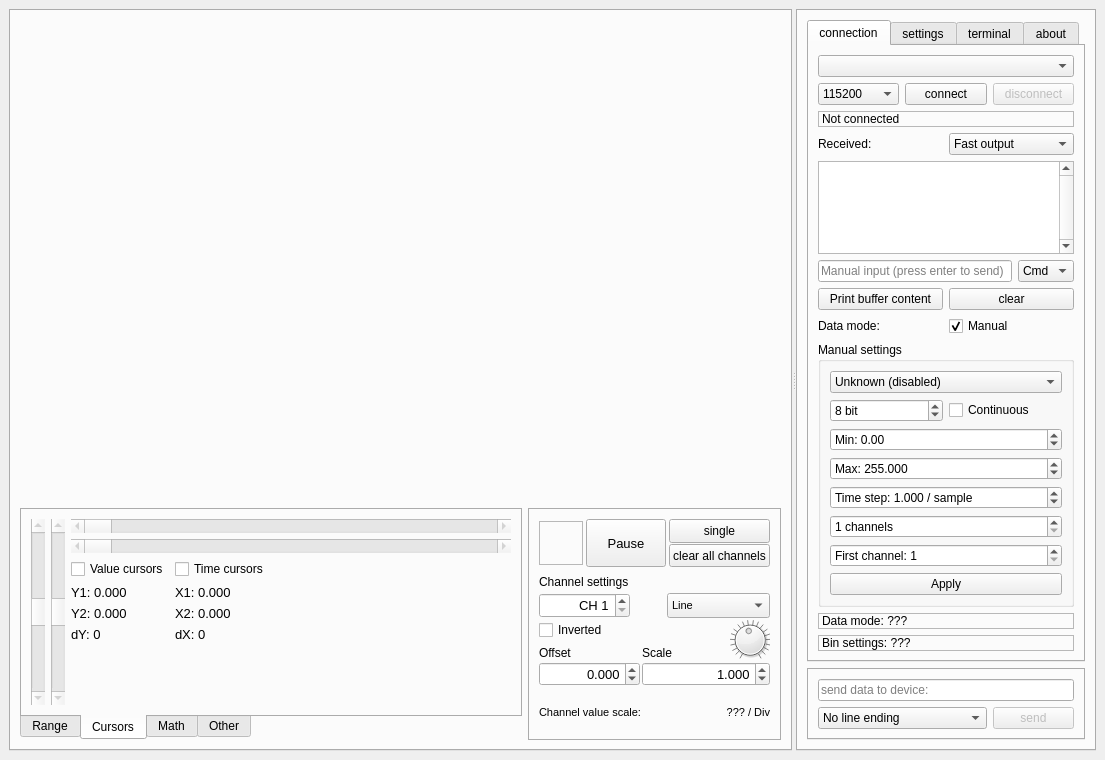
First picture: the form in mainwindow.ui, repository jirimaier/DataPlotter, before the edit.
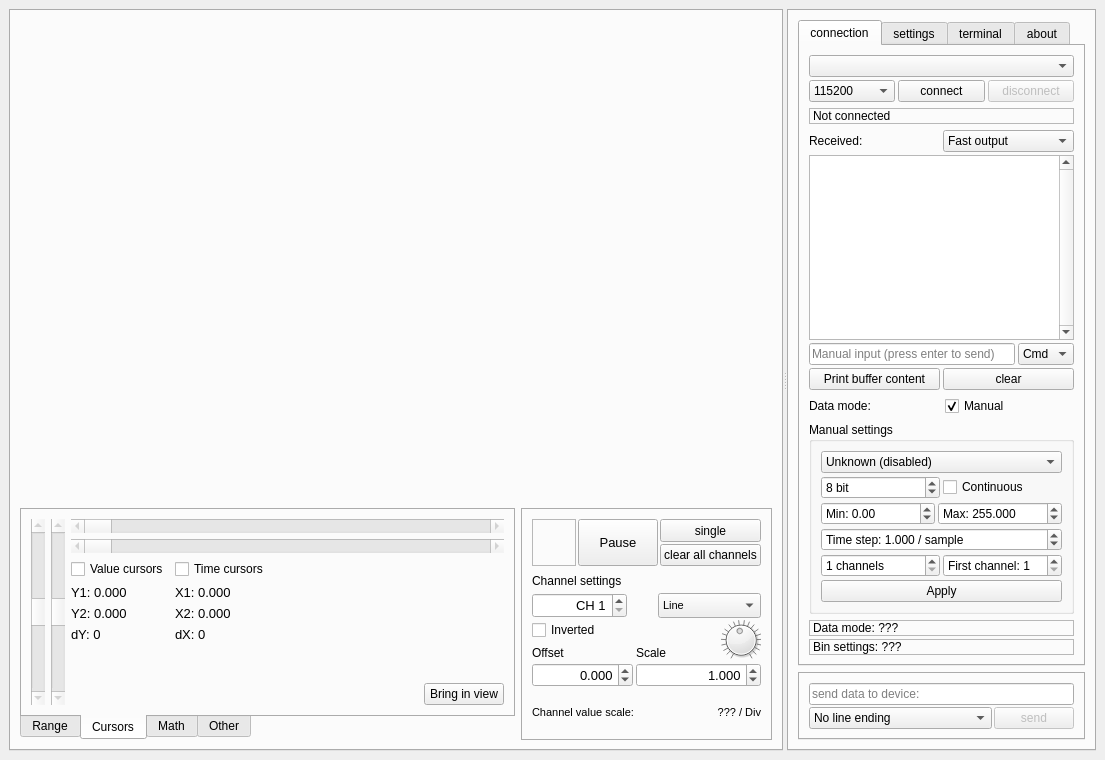
Second picture: the form after the edit. The open tabs and pages were chosen to show the change. Icons and pictures are not drawn. Custom widgets are drawn as their Qt base class.

What changed in the file:
```diff
--- a/mainwindow.ui
+++ b/mainwindow.ui
@@ -863,7 +863,7 @@
               <attribute name="title">
                <string>Cursors</string>
               </attribute>
-              <layout class="QHBoxLayout" name="horizontalLayout_4" stretch="0,1">
+              <layout class="QHBoxLayout" name="horizontalLayout_21">
                <item>
                 <layout class="QHBoxLayout" name="horizontalLayout_22">
                  <item>
@@ -937,7 +937,7 @@
                 </layout>
                </item>
                <item>
-                <layout class="QVBoxLayout" name="verticalLayout_24">
+                <layout class="QVBoxLayout" name="verticalLayout_29">
                  <item>
                   <layout class="QVBoxLayout" name="verticalLayout_23">
                    <item>
@@ -999,7 +999,7 @@
                   </layout>
                  </item>
                  <item>
-                  <layout class="QHBoxLayout" name="horizontalLayout_21">
+                  <layout class="QHBoxLayout" name="horizontalLayout_4">
                    <item>
                     <layout class="QVBoxLayout" name="verticalLayout_21">
                      <item>
@@ -1127,12 +1127,36 @@
                      </property>
                      <property name="sizeHint" stdset="0">
                       <size>
-                       <width>40</width>
+                       <width>156</width>
                        <height>20</height>
                       </size>
                      </property>
                     </spacer>
                    </item>
+                   <item>
+                    <layout class="QVBoxLayout" name="verticalLayout_24">
+                     <item>
+                      <spacer name="verticalSpacer_11">
+                       <property name="orientation">
+                        <enum>Qt::Vertical</enum>
+                       </property>
+                       <property name="sizeHint" stdset="0">
+                        <size>
+                         <width>20</width>
+                         <height>40</height>
+                        </size>
+                       </property>
+                      </spacer>
+                     </item>
+                     <item>
+                      <widget class="QPushButton" name="pushButtonCursorToView">
+                       <property name="text">
+                        <string>Bring in view</string>
+                       </property>
+                      </widget>
+                     </item>
+                    </layout>
+                   </item>
                   </layout>
                  </item>
                 </layout>
@@ -1946,47 +1970,14 @@
                 <number>2</number>
                </property>
                <item>
-                <layout class="QGridLayout" name="gridLayout_11">
-                 <property name="horizontalSpacing">
-                  <number>3</number>
+                <layout class="QHBoxLayout" name="horizontalLayout_33">
+                 <property name="spacing">
+                  <number>2</number>
                  </property>
-                 <property name="verticalSpacing">
-                  <number>1</number>
-                 </property>
-                 <item row="0" column="1" rowspan="2">
-                  <widget class="QPushButton" name="pushButtonPause">
-                   <property name="sizePolicy">
-                    <sizepolicy hsizetype="Preferred" vsizetype="Preferred">
-                     <horstretch>0</horstretch>
-                     <verstretch>0</verstretch>
-                    </sizepolicy>
-                   </property>
-                   <property name="minimumSize">
-                    <size>
-                     <width>0</width>
-                     <height>0</height>
-                    </size>
-                   </property>
-                   <property name="maximumSize">
-                    <size>
-                     <width>16777215</width>
-                     <height>16777215</height>
-                    </size>
-                   </property>
-                   <property name="font">
-                    <font>
-                     <pointsize>10</pointsize>
-                    </font>
-                   </property>
-                   <property name="text">
-                    <string>Pause</string>
-                   </property>
-                  </widget>
-                 </item>
-                 <item row="0" column="0" rowspan="2">
+                 <item>
                   <widget class="QLabel" name="labelPauseResume">
                    <property name="sizePolicy">
-                    <sizepolicy hsizetype="Fixed" vsizetype="Fixed">
+                    <sizepolicy hsizetype="Preferred" vsizetype="Preferred">
                      <horstretch>0</horstretch>
                      <verstretch>0</verstretch>
                     </sizepolicy>
@@ -1999,8 +1990,8 @@
                    </property>
                    <property name="maximumSize">
                     <size>
-                     <width>44</width>
-                     <height>44</height>
+                     <width>16777215</width>
+                     <height>16777215</height>
                     </size>
                    </property>
                    <property name="frameShape">
@@ -2023,7 +2014,67 @@
                    </property>
                   </widget>
                  </item>
-                 <item row="1" column="2">
+                 <item>
+                  <widget class="QPushButton" name="pushButtonPause">
+                   <property name="sizePolicy">
+                    <sizepolicy hsizetype="Preferred" vsizetype="Preferred">
+                     <horstretch>0</horstretch>
+                     <verstretch>0</verstretch>
+                    </sizepolicy>
+                   </property>
+                   <property name="minimumSize">
+                    <size>
+                     <width>0</width>
+                     <height>0</height>
+                    </size>
+                   </property>
+                   <property name="maximumSize">
+                    <size>
+                     <width>16777215</width>
+                     <height>16777215</height>
+                    </size>
+                   </property>
+                   <property name="font">
+                    <font>
+                     <pointsize>10</pointsize>
+                    </font>
+                   </property>
+                   <property name="text">
+                    <string>Pause</string>
+                   </property>
+                  </widget>
+                 </item>
+                 <item>
+                  <layout class="QVBoxLayout" name="verticalLayout_30">
+                   <property name="spacing">
+                    <number>2</number>
+                   </property>
+                   <item>
+                    <widget class="QPushButton" name="pushButtonSingleTriger">
+                     <property name="sizePolicy">
+                      <sizepolicy hsizetype="Preferred" vsizetype="Preferred">
+                       <horstretch>0</horstretch>
+                       <verstretch>0</verstretch>
+                      </sizepolicy>
+                     </property>
+                     <property name="minimumSize">
+                      <size>
+                       <width>0</width>
+                       <height>0</height>
+                      </size>
+                     </property>
+                     <property name="maximumSize">
+                      <size>
+                       <width>16777215</width>
+                       <height>16777215</height>
+                      </size>
+                     </property>
+                     <property name="text">
+                      <string>single</string>
+                     </property>
+                    </widget>
+                   </item>
+                   <item>
                   <widget class="QPushButton" name="pushButtonClearChannels">
                    <property name="sizePolicy">
                     <sizepolicy hsizetype="Expanding" vsizetype="Preferred">
@@ -2048,30 +2099,7 @@
                    </property>
                   </widget>
                  </item>
-                 <item row="0" column="2">
-                  <widget class="QPushButton" name="pushButtonSingleTriger">
-                   <property name="sizePolicy">
-                    <sizepolicy hsizetype="Preferred" vsizetype="Preferred">
-                     <horstretch>0</horstretch>
-                     <verstretch>0</verstretch>
-                    </sizepolicy>
-                   </property>
-                   <property name="minimumSize">
-                    <size>
-                     <width>0</width>
-                     <height>0</height>
-                    </size>
-                   </property>
-                   <property name="maximumSize">
-                    <size>
-                     <width>16777215</width>
-                     <height>16777215</height>
-                    </size>
-                   </property>
-                   <property name="text">
-                    <string>single</string>
-                   </property>
-                  </widget>
+                  </layout>
                  </item>
                 </layout>
                </item>
@@ -2094,7 +2122,7 @@
                <item>
                 <layout class="QGridLayout" name="gridLayout_5">
                  <property name="horizontalSpacing">
-                  <number>6</number>
+                  <number>3</number>
                  </property>
                  <property name="verticalSpacing">
                   <number>1</number>
@@ -2162,6 +2190,12 @@
                  </item>
                  <item row="1" column="1">
                   <widget class="QPushButton" name="pushButtonChannelColor">
+                   <property name="sizePolicy">
+                    <sizepolicy hsizetype="Fixed" vsizetype="Fixed">
+                     <horstretch>0</horstretch>
+                     <verstretch>0</verstretch>
+                    </sizepolicy>
+                   </property>
                    <property name="minimumSize">
                     <size>
                      <width>25</width>
@@ -2239,6 +2273,9 @@
                </item>
                <item>
                 <layout class="QHBoxLayout" name="horizontalLayout_11" stretch="0,1">
+                 <property name="spacing">
+                  <number>3</number>
+                 </property>
                  <item>
                   <layout class="QVBoxLayout" name="verticalLayout_27">
                    <item>
@@ -2311,6 +2348,9 @@
                  </item>
                  <item>
                   <layout class="QGridLayout" name="gridLayout_10">
+                   <property name="spacing">
+                    <number>3</number>
+                   </property>
                    <item row="0" column="1">
                     <widget class="myDial" name="dialChScale">
                      <property name="enabled">
@@ -2505,9 +2545,12 @@
             <attribute name="title">
              <string>connection</string>
             </attribute>
-            <layout class="QVBoxLayout" name="verticalLayout_11">
+            <layout class="QVBoxLayout" name="verticalLayout_28">
              <item>
               <layout class="QGridLayout" name="gridLayout">
+               <property name="spacing">
+                <number>3</number>
+               </property>
                <item row="0" column="0" colspan="3">
                 <widget class="QComboBox" name="comboBoxCom">
                  <property name="sizePolicy">
@@ -2548,6 +2591,18 @@
                  <property name="text">
                   <string>connect</string>
                  </property>
+                 <property name="checkable">
+                  <bool>false</bool>
+                 </property>
+                 <property name="checked">
+                  <bool>false</bool>
+                 </property>
+                 <property name="default">
+                  <bool>false</bool>
+                 </property>
+                 <property name="flat">
+                  <bool>false</bool>
+                 </property>
                 </widget>
                </item>
                <item row="1" column="0">
@@ -2634,6 +2689,9 @@
              </item>
              <item>
               <layout class="QVBoxLayout" name="verticalLayout_18">
+               <property name="spacing">
+                <number>3</number>
+               </property>
                <item>
                 <layout class="QHBoxLayout" name="horizontalLayout_5">
                  <item>
@@ -2705,6 +2763,9 @@
                </item>
                <item>
                 <layout class="QHBoxLayout" name="horizontalLayout_10" stretch="1,0">
+                 <property name="spacing">
+                  <number>3</number>
+                 </property>
                  <item>
                   <widget class="QLineEdit" name="lineEditManualInput">
                    <property name="placeholderText">
@@ -2730,6 +2791,9 @@
                </item>
                <item>
                 <layout class="QHBoxLayout" name="horizontalLayout_18">
+                 <property name="spacing">
+                  <number>3</number>
+                 </property>
                  <item>
                   <widget class="QPushButton" name="pushButtonPrintBuffer">
                    <property name="text">
@@ -2791,6 +2855,9 @@
                 <string>Manual settings</string>
                </property>
                <layout class="QVBoxLayout" name="verticalLayout_19">
+                <property name="spacing">
+                 <number>3</number>
+                </property>
                 <item>
                  <widget class="QComboBox" name="comboBoxDataMode">
                   <item>
@@ -2870,6 +2937,8 @@
                  </layout>
                 </item>
                 <item>
+                 <layout class="QHBoxLayout" name="horizontalLayout_31">
+                  <item>
                  <widget class="QDoubleSpinBox" name="doubleSpinBoxBinaryDataMin">
                   <property name="enabled">
                    <bool>true</bool>
@@ -2926,6 +2995,8 @@
                   </property>
                  </widget>
                 </item>
+                 </layout>
+                </item>
                 <item>
                  <widget class="QDoubleSpinBox" name="doubleSpinBoxBinaryTimestep">
                   <property name="enabled">
@@ -2955,6 +3026,8 @@
                  </widget>
                 </item>
                 <item>
+                 <layout class="QHBoxLayout" name="horizontalLayout_32">
+                  <item>
                  <widget class="QSpinBox" name="spinBoxBinaryDataNumCh">
                   <property name="enabled">
                    <bool>true</bool>
@@ -2998,6 +3071,8 @@
                   </property>
                  </widget>
                 </item>
+                 </layout>
+                </item>
                 <item>
                  <widget class="QPushButton" name="pushButtonDataModeApply">
                   <property name="text">
@@ -3009,6 +3084,11 @@
               </widget>
              </item>
              <item>
+              <layout class="QVBoxLayout" name="verticalLayout_11">
+               <property name="spacing">
+                <number>3</number>
+               </property>
+               <item>
               <widget class="QLabel" name="labelDataMode">
                <property name="frameShape">
                 <enum>QFrame::StyledPanel</enum>
@@ -3029,6 +3109,8 @@
               </widget>
              </item>
             </layout>
+             </item>
+            </layout>
            </widget>
            <widget class="QWidget" name="tab_8">
             <attribute name="title">
@@ -3395,17 +3477,41 @@
             <attribute name="title">
              <string>Tab 1</string>
             </attribute>
+            <layout class="QVBoxLayout" name="verticalLayout_31">
+             <item>
             <layout class="QVBoxLayout" name="verticalLayout_12">
+               <property name="spacing">
+                <number>2</number>
+               </property>
              <item>
-              <layout class="QGridLayout" name="gridLayout_4">
-               <item row="2" column="0" colspan="2">
+                <widget class="QLineEdit" name="lineEditCommand">
+                 <property name="enabled">
+                  <bool>true</bool>
+                 </property>
+                 <property name="placeholderText">
+                  <string>send data to device:</string>
+                 </property>
+                </widget>
+               </item>
+               <item>
+                <layout class="QHBoxLayout" name="horizontalLayout_34" stretch="1,0">
+                 <property name="spacing">
+                  <number>2</number>
+                 </property>
+                 <item>
                 <widget class="QComboBox" name="comboBoxLineEnding">
                  <property name="enabled">
                   <bool>true</bool>
                  </property>
+                   <property name="sizePolicy">
+                    <sizepolicy hsizetype="Preferred" vsizetype="Preferred">
+                     <horstretch>0</horstretch>
+                     <verstretch>0</verstretch>
+                    </sizepolicy>
+                   </property>
                  <property name="minimumSize">
                   <size>
-                   <width>80</width>
+                     <width>0</width>
                    <height>0</height>
                   </size>
                  </property>
@@ -3431,25 +3537,23 @@
                  </item>
                 </widget>
                </item>
-               <item row="2" column="2">
+                 <item>
                 <widget class="QPushButton" name="pushButtonSendCommand">
                  <property name="enabled">
                   <bool>false</bool>
                  </property>
+                   <property name="sizePolicy">
+                    <sizepolicy hsizetype="Preferred" vsizetype="Preferred">
+                     <horstretch>0</horstretch>
+                     <verstretch>0</verstretch>
+                    </sizepolicy>
+                   </property>
                  <property name="text">
                   <string>send</string>
                  </property>
                 </widget>
                </item>
-               <item row="0" column="0" colspan="3">
-                <widget class="QLineEdit" name="lineEditCommand">
-                 <property name="enabled">
-                  <bool>true</bool>
-                 </property>
-                 <property name="placeholderText">
-                  <string>send data to device:</string>
-                 </property>
-                </widget>
+                </layout>
                </item>
               </layout>
              </item>
```
Left out of the diff: 39 changed lines with no effect on the pictures. Lines whose indentation alone changed are shown as unchanged.
